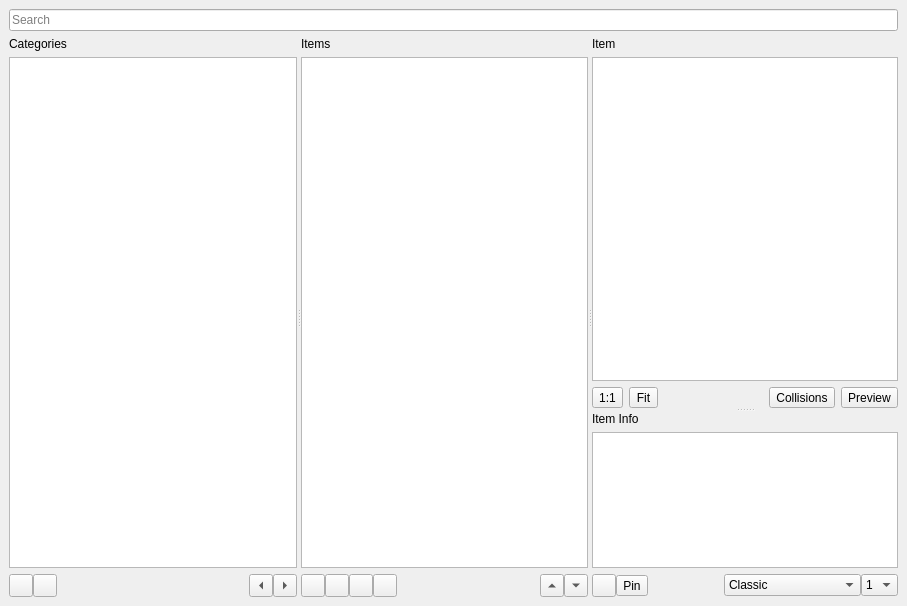
Old version of the form RWESharp/ui/uifiles/special/explorer2.ui in the repository timofey260/RWE-Sharp.
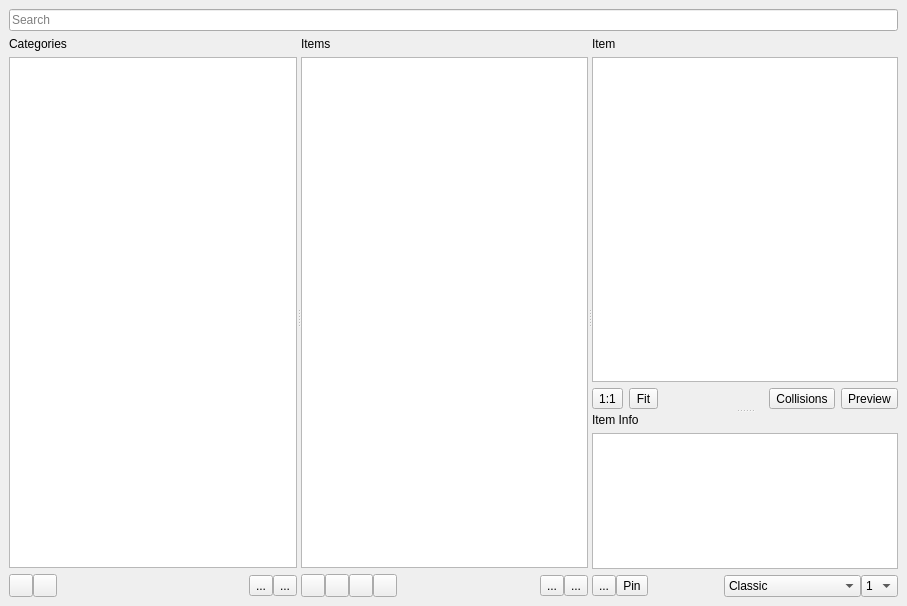
New version of the form. Icons and pictures are not drawn. Custom widgets are drawn as their Qt base class.

Commit message: icon colors

```diff
--- a/RWESharp/ui/uifiles/special/explorer2.ui
+++ b/RWESharp/ui/uifiles/special/explorer2.ui
@@ -128,8 +128,18 @@
              <property name="text">
               <string>...</string>
              </property>
+             <property name="icon">
+              <iconset resource="../../../../resources/res.qrc">
+               <normaloff>:/misc/misc/arrow_left.svg</normaloff>:/misc/misc/arrow_left.svg</iconset>
+             </property>
+             <property name="toolButtonStyle">
+              <enum>Qt::ToolButtonStyle::ToolButtonIconOnly</enum>
+             </property>
+             <property name="autoRaise">
+              <bool>false</bool>
+             </property>
              <property name="arrowType">
-              <enum>Qt::ArrowType::LeftArrow</enum>
+              <enum>Qt::ArrowType::NoArrow</enum>
              </property>
             </widget>
            </item>
@@ -139,7 +149,7 @@
               <string>...</string>
              </property>
              <property name="arrowType">
-              <enum>Qt::ArrowType::RightArrow</enum>
+              <enum>Qt::ArrowType::NoArrow</enum>
              </property>
             </widget>
            </item>
@@ -261,7 +271,7 @@
               <string>...</string>
              </property>
              <property name="arrowType">
-              <enum>Qt::ArrowType::UpArrow</enum>
+              <enum>Qt::ArrowType::NoArrow</enum>
              </property>
             </widget>
            </item>
@@ -271,7 +281,7 @@
               <string>...</string>
              </property>
              <property name="arrowType">
-              <enum>Qt::ArrowType::DownArrow</enum>
+              <enum>Qt::ArrowType::NoArrow</enum>
              </property>
             </widget>
            </item>
@@ -451,7 +461,7 @@
            <item>
             <widget class="QToolButton" name="Favourite">
              <property name="text">
-              <string/>
+              <string>...</string>
              </property>
              <property name="icon">
               <iconset theme="emblem-favorite"/>
```
Left out of the diff: 33 changed lines with no effect on the pictures. The commit also changes 11 other files.
